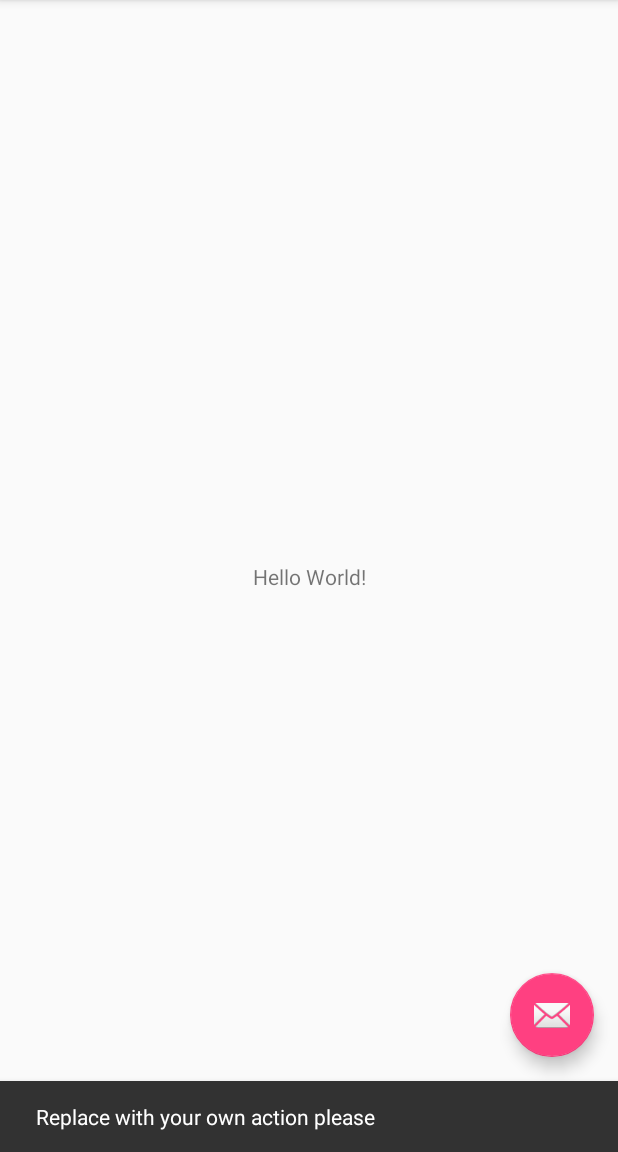
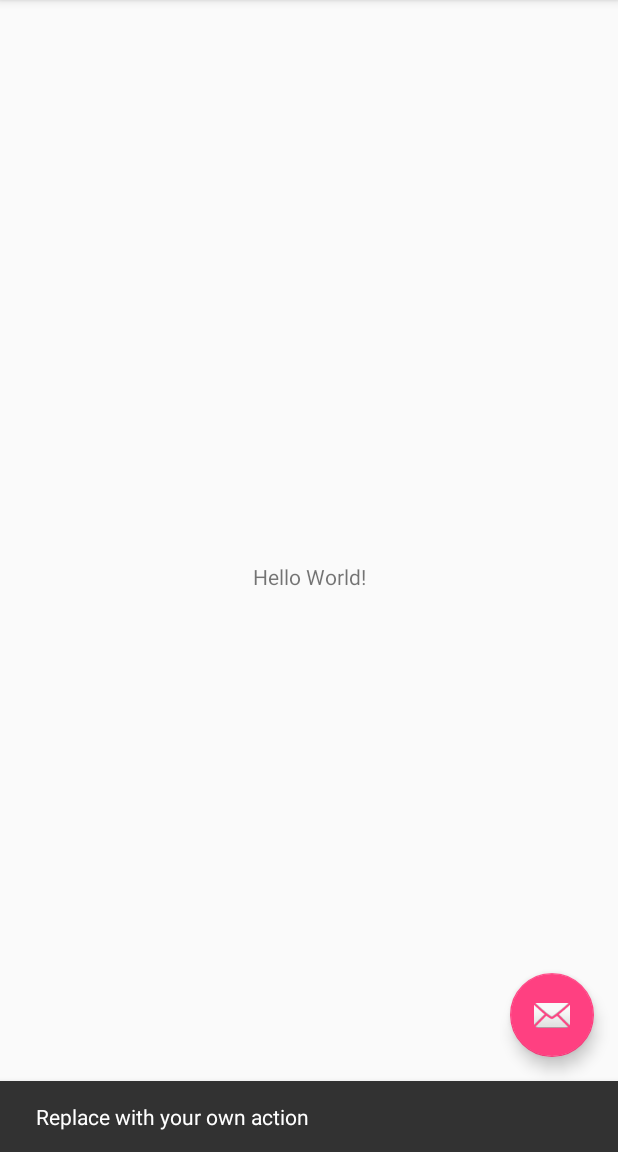
Before and after one commit to julian-perez/AndroidTestApp, an Android app: the screen it shows after launch (MainActivity), after a tap on an icon or button, on a phone screen of 412 x 824 dp, the part 84-1236 px from its top. Run offline under Robolectric (Android 15) with nearby library versions, the phone set to English and light mode, and no system bars.

Commit message:
java fix 2

```diff
--- a/app/src/main/java/com/example/julian/androidtestapp/MainActivity.java
+++ b/app/src/main/java/com/example/julian/androidtestapp/MainActivity.java
@@ -22,7 +22,7 @@ public class MainActivity extends AppCompatActivity {
         fab.setOnClickListener(new View.OnClickListener() {
             @Override
             public void onClick(View view) {
-                Snackbar.make(view, "Replace with your own action please", Snackbar.LENGTH_LONG)
+                Snackbar.make(view, "Replace with your own action", Snackbar.LENGTH_LONG)
                         .setAction("Action", null).show();
             }
         });
```
